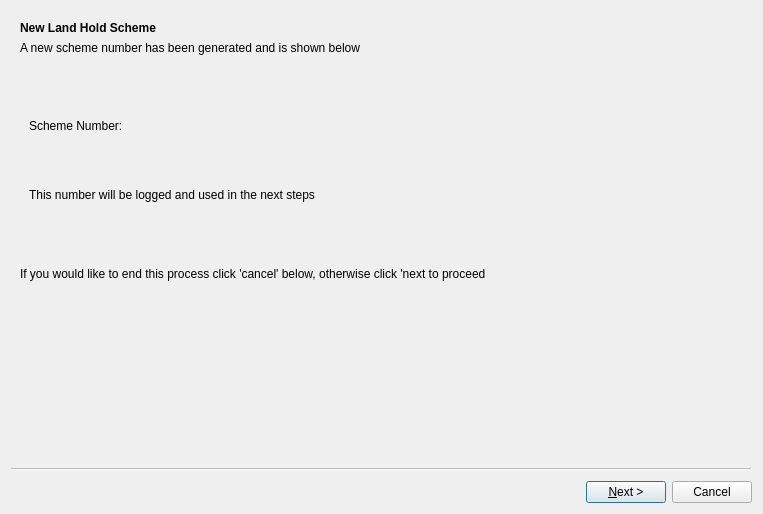
The window that ui/flts/ui_scheme_lodgement.ui (gltn/stdm) describes before a commit, drawn with Qt 5.
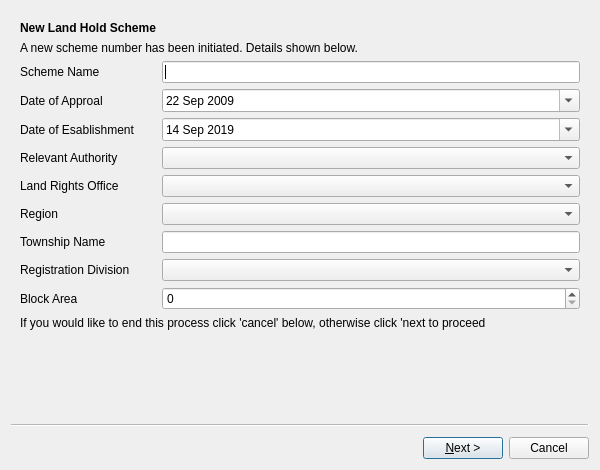
The same window after the commit. Icons and pictures are not drawn.

Commit message: scheme establishment ui

Patch:
```diff
--- a/ui/flts/ui_scheme_lodgement.ui
+++ b/ui/flts/ui_scheme_lodgement.ui
@@ -9,12 +9,12 @@
    <rect>
     <x>0</x>
     <y>0</y>
-    <width>763</width>
-    <height>514</height>
+    <width>600</width>
+    <height>470</height>
    </rect>
   </property>
   <property name="sizePolicy">
-   <sizepolicy hsizetype="Minimum" vsizetype="MinimumExpanding">
+   <sizepolicy hsizetype="MinimumExpanding" vsizetype="Minimum">
     <horstretch>0</horstretch>
     <verstretch>0</verstretch>
    </sizepolicy>
@@ -22,7 +22,13 @@
   <property name="minimumSize">
    <size>
     <width>410</width>
-    <height>150</height>
+    <height>450</height>
+   </size>
+  </property>
+  <property name="maximumSize">
+   <size>
+    <width>600</width>
+    <height>470</height>
    </size>
   </property>
   <property name="contextMenuPolicy">
@@ -61,7 +67,7 @@
       </property>
      </widget>
     </item>
-    <item row="1" column="0">
+    <item row="1" column="0" colspan="2">
      <widget class="QLabel" name="desc_Label1">
       <property name="sizePolicy">
        <sizepolicy hsizetype="Preferred" vsizetype="Fixed">
@@ -70,64 +76,130 @@
        </sizepolicy>
       </property>
       <property name="text">
-       <string>A new scheme number has been generated and is shown below</string>
+       <string>A new scheme number has been initiated. Details shown below.</string>
       </property>
      </widget>
     </item>
     <item row="2" column="0">
-     <widget class="QFrame" name="frame">
-      <property name="sizePolicy">
-       <sizepolicy hsizetype="Preferred" vsizetype="Fixed">
-        <horstretch>0</horstretch>
-        <verstretch>0</verstretch>
-       </sizepolicy>
+     <widget class="QLabel" name="label_2">
+      <property name="text">
+       <string>Scheme Name</string>
       </property>
-      <property name="minimumSize">
-       <size>
-        <width>0</width>
-        <height>200</height>
-       </size>
-      </property>
-      <property name="frameShape">
-       <enum>QFrame::NoFrame</enum>
-      </property>
-      <property name="frameShadow">
-       <enum>QFrame::Sunken</enum>
-      </property>
-      <property name="lineWidth">
-       <number>0</number>
-      </property>
-      <layout class="QVBoxLayout" name="verticalLayout_3">
-       <item>
-        <widget class="QLabel" name="label_2">
-         <property name="sizePolicy">
-          <sizepolicy hsizetype="Preferred" vsizetype="Fixed">
-           <horstretch>0</horstretch>
-           <verstretch>0</verstretch>
-          </sizepolicy>
-         </property>
-         <property name="text">
-          <string>Scheme Number: </string>
-         </property>
-        </widget>
-       </item>
-       <item>
-        <widget class="QLabel" name="label_4">
-         <property name="sizePolicy">
-          <sizepolicy hsizetype="Preferred" vsizetype="Fixed">
-           <horstretch>0</horstretch>
-           <verstretch>0</verstretch>
-          </sizepolicy>
-         </property>
-         <property name="text">
-          <string>This number will be logged and used in the next steps</string>
-         </property>
-        </widget>
-       </item>
-      </layout>
      </widget>
     </item>
+    <item row="2" column="1">
+     <widget class="QLineEdit" name="lineEdit_scheme"/>
+    </item>
     <item row="3" column="0">
+     <widget class="QLabel" name="label_3">
+      <property name="text">
+       <string>Date of Approal</string>
+      </property>
+     </widget>
+    </item>
+    <item row="3" column="1">
+     <widget class="QDateEdit" name="dateEdit_approval">
+      <property name="minimumDate">
+       <date>
+        <year>2009</year>
+        <month>9</month>
+        <day>22</day>
+       </date>
+      </property>
+      <property name="calendarPopup">
+       <bool>true</bool>
+      </property>
+     </widget>
+    </item>
+    <item row="4" column="0">
+     <widget class="QLabel" name="label_4">
+      <property name="text">
+       <string>Date of Esablishment</string>
+      </property>
+     </widget>
+    </item>
+    <item row="4" column="1">
+     <widget class="QDateEdit" name="dateEdit_establishment">
+      <property name="minimumDate">
+       <date>
+        <year>2019</year>
+        <month>9</month>
+        <day>14</day>
+       </date>
+      </property>
+      <property name="calendarPopup">
+       <bool>true</bool>
+      </property>
+     </widget>
+    </item>
+    <item row="5" column="0">
+     <widget class="QLabel" name="label_6">
+      <property name="text">
+       <string>Relevant Authority</string>
+      </property>
+     </widget>
+    </item>
+    <item row="5" column="1">
+     <widget class="QComboBox" name="cbx_relevant_auth"/>
+    </item>
+    <item row="6" column="0">
+     <widget class="QLabel" name="label_7">
+      <property name="text">
+       <string>Land Rights Office</string>
+      </property>
+     </widget>
+    </item>
+    <item row="6" column="1">
+     <widget class="QComboBox" name="scb_landRightsOffice"/>
+    </item>
+    <item row="7" column="0">
+     <widget class="QLabel" name="label_8">
+      <property name="text">
+       <string>Region</string>
+      </property>
+     </widget>
+    </item>
+    <item row="7" column="1">
+     <widget class="QComboBox" name="cbx_region"/>
+    </item>
+    <item row="8" column="0">
+     <widget class="QLabel" name="label_9">
+      <property name="text">
+       <string>Township Name</string>
+      </property>
+     </widget>
+    </item>
+    <item row="8" column="1">
+     <widget class="QLineEdit" name="lineEdit_township"/>
+    </item>
+    <item row="9" column="0">
+     <widget class="QLabel" name="label_10">
+      <property name="text">
+       <string>Registration Division</string>
+      </property>
+     </widget>
+    </item>
+    <item row="9" column="1">
+     <widget class="QComboBox" name="cbx_division"/>
+    </item>
+    <item row="10" column="0">
+     <widget class="QLabel" name="label_11">
+      <property name="text">
+       <string>Block Area</string>
+      </property>
+     </widget>
+    </item>
+    <item row="10" column="1">
+     <widget class="QSpinBox" name="spinBox_blockArea">
+      <property name="maximum">
+       <number>1000000000</number>
+      </property>
+      <property name="singleStep">
+       <number>500</number>
+      </property>
+     </widget>
+    </item>
+    <item row="11" column="0" colspan="2">
      <widget class="QLabel" name="label_5">
       <property name="sizePolicy">
        <sizepolicy hsizetype="Preferred" vsizetype="Minimum">
```
Left out of the diff: 824 changed lines with no effect on the pictures. The commit also changes 6 other files.
